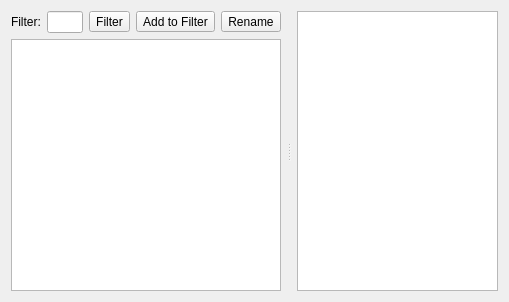
The window that src/gui/tagdetailwidget.ui (Isarhamster/chessx) describes before a commit, drawn with Qt 5.
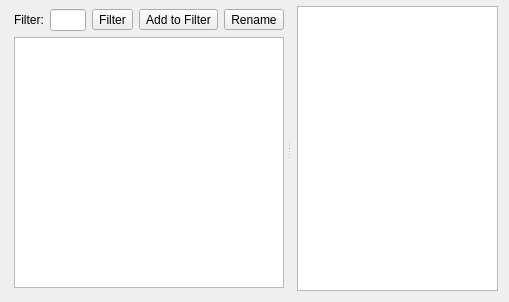
The same window after the commit. Icons and pictures are not drawn. Custom widgets are drawn as their Qt base class.

Patch:
```diff
--- a/src/gui/tagdetailwidget.ui
+++ b/src/gui/tagdetailwidget.ui
@@ -14,6 +14,9 @@
    <string notr="true"/>
   </property>
   <layout class="QVBoxLayout" name="verticalLayout_3">
+   <property name="topMargin">
+    <number>6</number>
+   </property>
    <item>
     <widget class="QSplitter" name="splitter">
      <property name="orientation">
@@ -24,8 +27,17 @@
      </property>
      <widget class="QWidget" name="leftWidget" native="true">
       <layout class="QVBoxLayout" name="verticalLayout">
+       <property name="leftMargin">
+        <number>3</number>
+       </property>
+       <property name="topMargin">
+        <number>3</number>
+       </property>
        <property name="rightMargin">
-        <number>6</number>
+        <number>3</number>
+       </property>
+       <property name="bottomMargin">
+        <number>3</number>
        </property>
        <item>
         <layout class="QHBoxLayout" name="horizontalLayout_2">
@@ -112,6 +124,9 @@
        <property name="leftMargin">
         <number>6</number>
        </property>
+       <property name="topMargin">
+        <number>0</number>
+       </property>
        <item>
         <widget class="TextBrowserEx" name="detailText"/>
        </item>
```
